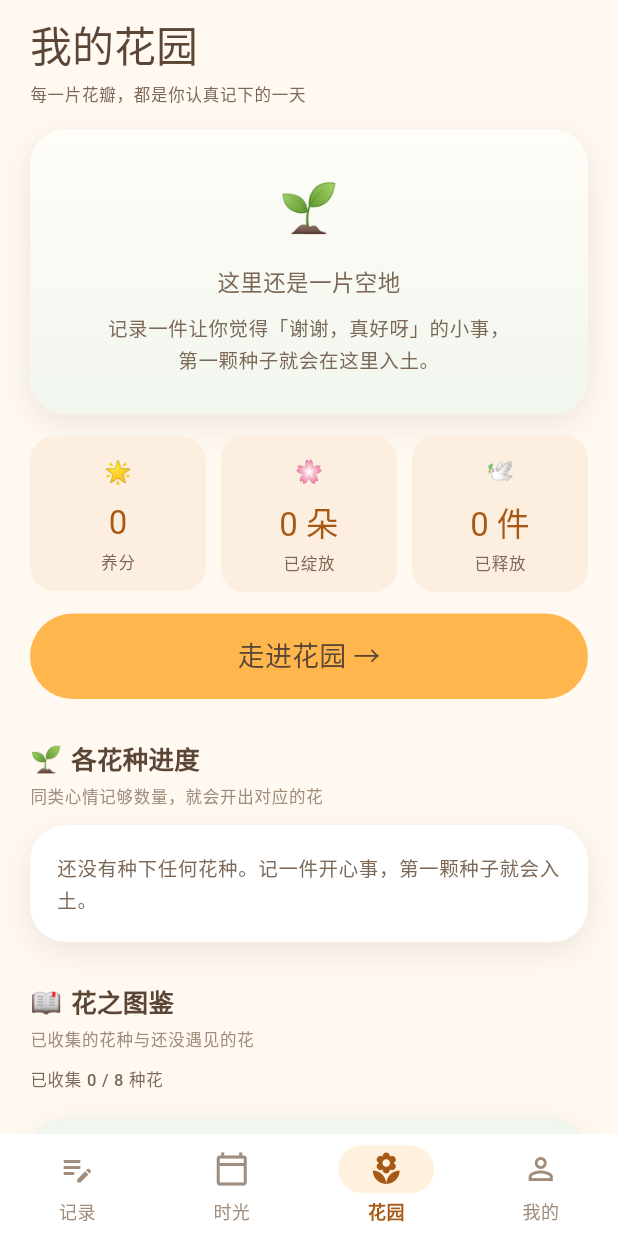
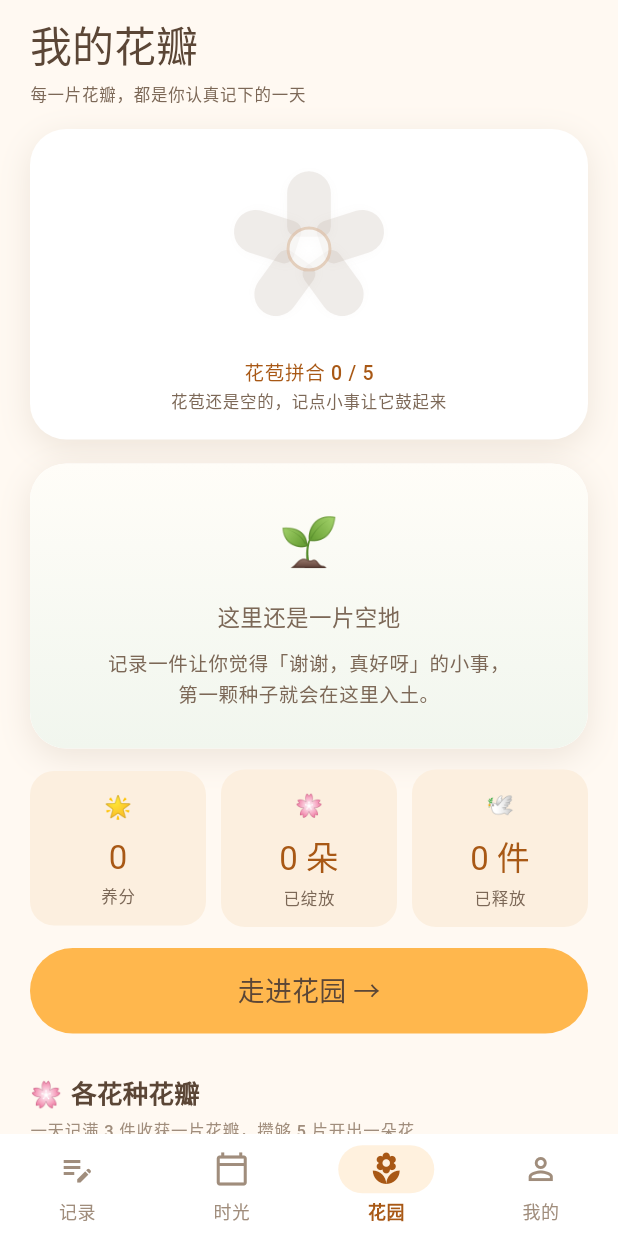
Before and after one commit to duanyunlun/mood-garden, a Flutter app: the screen it shows after launch, item 3 of the bottom bar chosen, on a phone screen of 412 x 824 dp. Run offline on Flutter 3.47's test engine with Material 3 defaults, Android fonts, the phone set to English and light mode, and no system bars; our stand-ins replace audioplayers, flutter_local_notifications, flutter_secure_storage, flutter_timezone, image_picker, share_plus and 1 more; missing offline and left inert: cryptography; Roboto replaces fonts that are missing (MaShanZheng).

Commit message:
feat(petals): 花苞五片花瓣逐片点亮（重构第三阶段收尾）
原型 `.bud-flower` 的参数直接落到 PetalBud：
- 容器 124×124，花瓣 56×56 绕中心均分（360°/5 = 72°）
- 未点亮 opacity .16 + 灰度，点亮恢复本色，过渡 .45s
- 中心 30×30 金色花芯，一片都没有时呈空心（.core.hollow）

之所以值得单独做：进度条只能告诉你「还差几片」，
而逐片亮起的花苞能告诉你「已经拼到哪一步了」——
这是「花瓣拼合」这个玩法唯一的可视化。

花瓣用几何形状绘制而不是插画。插画到位后替换 _PetalShape 的绘制即可，
布局与点亮逻辑不受影响（与 PRD 11.3 的插画接入位约定一致）。

花瓣页文案跟上机制：标题「我的花园」→「我的花瓣」、
区块「各花种进度」→「各花种花瓣」、卡片计数改为「花瓣 N / 5」。

新增 test/widget/petal_bud_test.dart（8 个用例）：
逐一验证 0~4 片时的点亮数量、花瓣总数、超上限不画出多余花瓣，
以及朗读文案「花苞拼合 3 / 5」——花苞是纯视觉组件，
没有语义标签的话读屏用户完全拿不到这个信息。

213 个测试通过。

```diff
--- a/lib/features/petals/petals_page.dart
+++ b/lib/features/petals/petals_page.dart
@@ -11,6 +11,7 @@ import '../../domain/entities/mood_entry.dart';
 import '../../shared/widgets/section_header.dart';
 import '../../shared/widgets/soft_card.dart';
 import '../codex/widgets/codex_sections.dart';
+import 'widgets/petal_bud.dart';
 import '../garden/widgets/garden_canvas.dart';
 import 'garden_view_page.dart';
 
@@ -57,7 +58,7 @@ class PetalsPage extends StatelessWidget {
               ),
               children: <Widget>[
                 Text(
-                  '我的花园',
+                  '我的花瓣',
                   style: Theme.of(context).textTheme.headlineMedium,
                 ),
                 const SizedBox(height: 6),
@@ -65,6 +66,11 @@ class PetalsPage extends StatelessWidget {
                   '每一片花瓣，都是你认真记下的一天',
                   style: Theme.of(context).textTheme.labelSmall,
                 ),
+                const SizedBox(height: 16),
+
+                // 花苞：花瓣拼合的可视化（原型 .bud-card）
+                _BudCard(controller: controller),
+
                 const SizedBox(height: 16),
 
                 // 花园实景：一眼看到自己攒下的东西
@@ -79,9 +85,9 @@ class PetalsPage extends StatelessWidget {
 
                 const SizedBox(height: 26),
                 const SectionHeader(
-                  title: '各花种进度',
-                  emoji: '🌱',
-                  subtitle: '同类心情记够数量，就会开出对应的花',
+                  title: '各花种花瓣',
+                  emoji: '🌸',
+                  subtitle: '一天记满 3 件收获一片花瓣，攒够 5 片开出一朵花',
                 ),
                 const SizedBox(height: 12),
                 _SpeciesProgress(controller: controller, now: now),
@@ -98,6 +104,54 @@ class PetalsPage extends StatelessWidget {
             );
           },
         ),
+      ),
+    );
+  }
+}
+
+/// 花苞卡片：五片花瓣逐片点亮 + 一句「还差几片」。
+///
+/// 文案取自原型 `.bud-hint`：「花苞拼合 3/5 · 再攒 2 片，就拼成一朵花」。
+class _BudCard extends StatelessWidget {
+  const _BudCard({required this.controller});
+
+  final MoodGardenController controller;
+
+  @override
+  Widget build(BuildContext context) {
+    final textTheme = Theme.of(context).textTheme;
+    final garden = controller.garden;
+    final lit = garden.budProgress;
+    final until = garden.petalsUntilBloom;
+
+    // 花瓣颜色跟着最近一次收获的花种走；还没有花瓣时用品牌色。
+    final recent = garden.petalStockBySpecies.entries
+        .where((e) => e.value > 0)
+        .lastOrNull;
+    final color = recent == null
+        ? AppColors.warmApricot
+        : speciesColorOf(recent.key);
+
+    return SoftCard(
+      child: Column(
+        children: <Widget>[
+          PetalBud(lit: lit, petalColor: color),
+          const SizedBox(height: 10),
+          Text(
+            '花苞拼合 $lit / ${AppConstants.petalsPerBloom}',
+            style: textTheme.labelMedium?.copyWith(
+              color: AppColors.warmApricotDeep,
+            ),
+          ),
+          const SizedBox(height: 3),
+          Text(
+            until == AppConstants.petalsPerBloom
+                ? '花苞还是空的，记点小事让它鼓起来'
+                : '再攒 $until 片，就拼成一朵花',
+            textAlign: TextAlign.center,
+            style: textTheme.labelSmall,
+          ),
+        ],
       ),
     );
   }
@@ -322,7 +376,9 @@ class _SpeciesRow extends StatelessWidget {
               child: Text(species.name, style: textTheme.titleMedium),
             ),
             Text(
-              inBloom > 0 ? '已绽放 $inBloom 朵' : '还差 ${AppConstants.petalsPerBloom - into} 颗',
+              inBloom > 0
+                  ? '已绽放 $inBloom 朵 · 花瓣 $into'
+                  : '花瓣 $into / ${AppConstants.petalsPerBloom}',
               style: textTheme.labelSmall,
             ),
           ],
@@ -343,3 +399,27 @@ class _SpeciesRow extends StatelessWidget {
     );
   }
 }
+
+/// 花种对应的花瓣颜色。
+///
+/// 原型里每个花种有自己的花瓣图（`assets/petals/<species>.png`）。
+/// 插画未到位前，先用各花种色系的代表色——标签决定花瓣颜色的语义保持不变。
+Color speciesColorOf(String speciesId) {
+  switch (speciesId) {
+    case FlowerSpeciesId.sunflower:
+    case FlowerSpeciesId.goldenSunflower:
+      return AppColors.warmApricot;
+    case FlowerSpeciesId.tulip:
+      return AppColors.mistyRose;
+    case FlowerSpeciesId.lavender:
+      return const Color(0xFFB9A7D6);
+    case FlowerSpeciesId.wheat:
+      return AppColors.nutrientGold;
+    case FlowerSpeciesId.sakura:
+      return const Color(0xFFF4C2CE);
+    case FlowerSpeciesId.clover:
+      return AppColors.sageGreen;
+    default:
+      return AppColors.warmApricot;
+  }
+}
--- /dev/null
+++ b/lib/features/petals/widgets/petal_bud.dart
@@ -0,0 +1,167 @@
+import 'dart:math' as math;
+
+import 'package:flutter/material.dart';
+
+import '../../../core/constants/app_constants.dart';
+import '../../../core/theme/app_colors.dart';
+
+/// 花苞：五片花瓣逐片点亮（原型 v5 `.bud-flower`）。
+///
+/// 参数直接取自原型的 CSS：
+/// - 容器 124×124，花瓣 56×56 绕中心均分（360° / 5 = 72°）；
+/// - 未点亮的花瓣 `opacity: .16` + 灰度，点亮后恢复本色；
+/// - 中心是 30×30 的金色花芯，一片花瓣都没有时呈空心（`.core.hollow`）。
+///
+/// 这是「花瓣拼合」这个玩法唯一的可视化：进度条只能告诉你「还差几片」，
+/// 而一片片亮起来的花苞能告诉你「已经拼到哪一步了」。
+///
+/// 花瓣用几何形状绘制而不是插画——插画资源到位后替换 [_PetalShape]
+/// 的绘制即可，布局与点亮逻辑不受影响。
+class PetalBud extends StatelessWidget {
+  const PetalBud({
+    required this.lit,
+    super.key,
+    this.petalColor = AppColors.warmApricot,
+    this.total = AppConstants.petalsPerBloom,
+  });
+
+  /// 已点亮的花瓣数。
+  final int lit;
+
+  /// 花瓣本色。由花种决定（原型：标签决定这片花瓣的颜色）。
+  final Color petalColor;
+
+  /// 一个花苞由几片花瓣拼成。
+  final int total;
+
+  @override
+  Widget build(BuildContext context) {
+    return Semantics(
+      label: '花苞拼合 $lit / $total',
+      child: SizedBox(
+        width: _size,
+        height: _size,
+        child: Stack(
+          alignment: Alignment.center,
+          children: <Widget>[
+            for (var i = 0; i < total; i++) _positionedPetal(context, i),
+            _Core(lit: lit),
+          ],
+        ),
+      ),
+    );
+  }
+
+  /// 第 [index] 片花瓣：绕中心旋转后向外推，形成花朵的放射排布。
+  Widget _positionedPetal(BuildContext context, int index) {
+    final angle = (2 * math.pi / total) * index;
+    final on = index < lit;
+
+    return Transform.rotate(
+      angle: angle,
+      child: Transform.translate(
+        // 沿旋转后的 Y 轴向外推，五片自然围成一圈。
+        offset: const Offset(0, -_petalOrbit),
+        child: AnimatedOpacity(
+          // 原型的过渡是 .45s ease，这里保持一致，让点亮有「慢慢亮起来」的感觉。
+          duration: const Duration(milliseconds: 450),
+          curve: Curves.easeInOut,
+          opacity: on ? 1 : 0.16,
+          child: _PetalShape(
+            color: on ? petalColor : AppColors.inkTertiary,
+            size: _petalSize,
+          ),
+        ),
+      ),
+    );
+  }
+
+  /// 容器边长（原型 `.bud-flower` 124px）。
+  static const double _size = 124;
+
+  /// 单片花瓣的包围盒边长（原型 `.petal` 56px）。
+  static const double _petalSize = 56;
+
+  /// 花瓣中心到花芯的距离。
+  ///
+  /// 取 30 是让五片花瓣刚好彼此相接又略有重叠——太小会散成一圈点，
+  /// 太大则糊成一团看不出是五片。
+  static const double _petalOrbit = 30;
+}
+
+/// 单片花瓣的形状。
+class _PetalShape extends StatelessWidget {
+  const _PetalShape({required this.color, required this.size});
+
+  final Color color;
+  final double size;
+
+  @override
+  Widget build(BuildContext context) {
+    return SizedBox(
+      width: size,
+      height: size,
+      child: Center(
+        child: Container(
+          width: size * 0.52,
+          height: size * 0.78,
+          decoration: BoxDecoration(
+            color: color,
+            // 上圆下尖的椭圆：花瓣的基本形态。
+            borderRadius: BorderRadius.vertical(
+              top: Radius.circular(size * 0.26),
+              bottom: Radius.circular(size * 0.12),
+            ),
+            boxShadow: <BoxShadow>[
+              BoxShadow(
+                color: color.withValues(alpha: 0.28),
+                blurRadius: 6,
+                offset: const Offset(0, 2),
+              ),
+            ],
+          ),
+        ),
+      ),
+    );
+  }
+}
+
+/// 中心花芯。一片花瓣都没有时是空心的。
+class _Core extends StatelessWidget {
+  const _Core({required this.lit});
+
+  final int lit;
+
+  @override
+  Widget build(BuildContext context) {
+    const size = 30.0;
+    final hollow = lit == 0;
+
+    return Container(
+      width: size,
+      height: size,
+      decoration: BoxDecoration(
+        shape: BoxShape.circle,
+        color: hollow ? Colors.white.withValues(alpha: 0.55) : null,
+        gradient: hollow
+            ? null
+            : const RadialGradient(
+                center: Alignment(-0.24, -0.36),
+                colors: <Color>[Color(0xFFFFEEB8), Color(0xFFF0C04A)],
+              ),
+        border: hollow
+            ? Border.all(color: AppColors.warmApricotDeep.withValues(alpha: 0.25), width: 2)
+            : null,
+        boxShadow: hollow
+            ? null
+            : const <BoxShadow>[
+                BoxShadow(
+                  color: AppColors.shadowSoft,
+                  blurRadius: 8,
+                  offset: Offset(0, 2),
+                ),
+              ],
+      ),
+    );
+  }
+}
```
Also changed, not shown: 2 other files.
